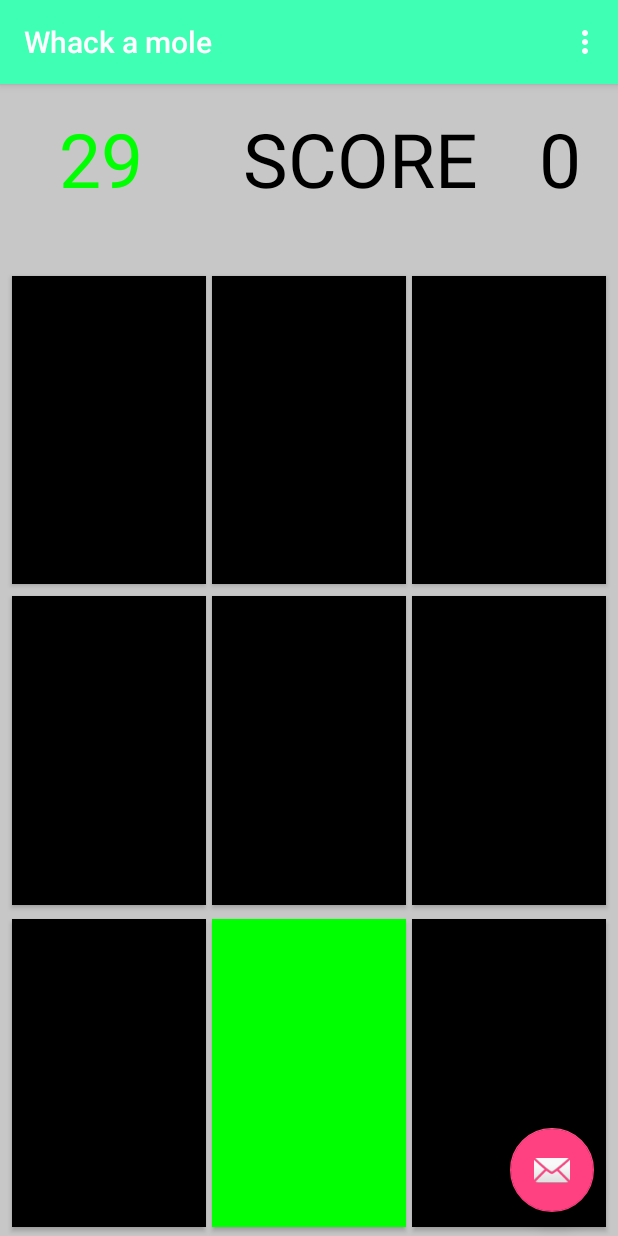
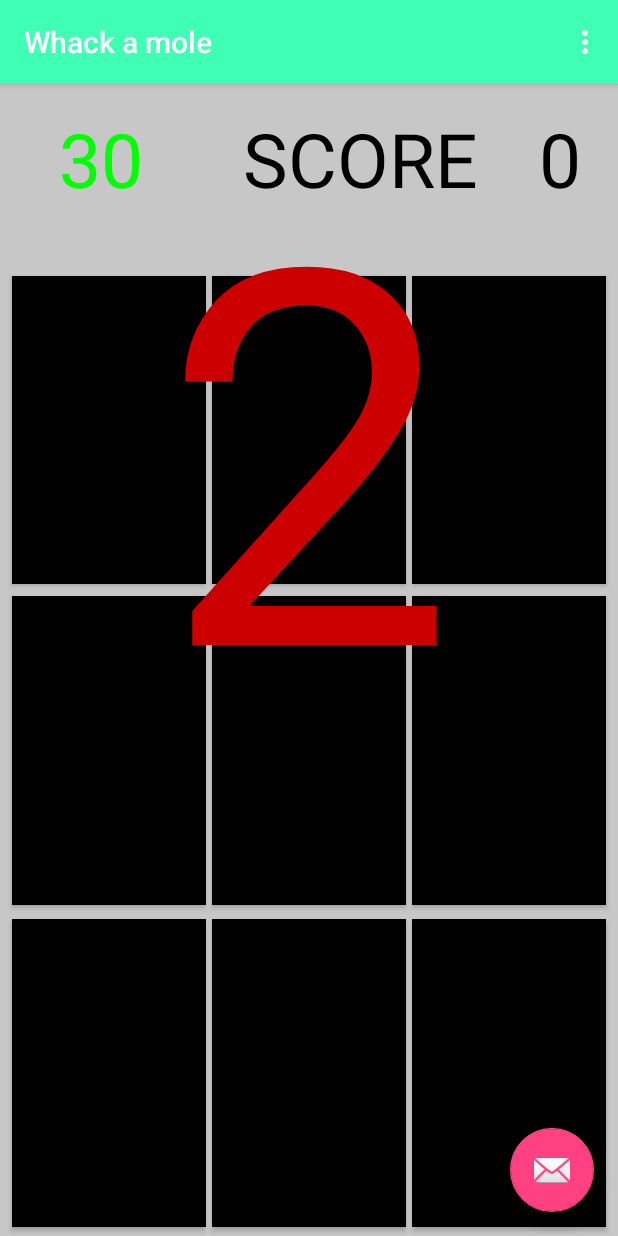
Before and after one commit to FredPower/Whack_a_mole, an Android app: the first screen one second after launch (MainActivity), on a phone screen of 412 x 824 dp. Run offline under Robolectric (Android 15) with nearby library versions, the phone set to English and light mode, and no system bars.

Commit message:
added countdown timer in the begining of a round

```diff
--- a/app/src/main/java/com/fredrikbiten/animationer/BackgroundFragment.java
+++ b/app/src/main/java/com/fredrikbiten/animationer/BackgroundFragment.java
@@ -23,17 +23,27 @@ public class BackgroundFragment extends Fragment {
     private static final long gameLength = 30000;
     private static final long countDownInterval = 1000;
 
+
     private static Intent intent;
 
     @Override
     public View onCreateView(LayoutInflater inflater, @Nullable ViewGroup container, Bundle savedInstanceState) {
 
         View view = inflater.inflate(R.layout.background_fragment,container,false);
+
         scoreNumber = (TextView) view.findViewById(R.id.score_number);
         displayTimer = (TextView) view.findViewById(R.id.displayTimer);
         buttonsFragment = (ButtonsFragment) getFragmentManager().findFragmentById(R.id.fragment7);
         intent = new Intent(view.getContext(), MainActivity.class);
 
+        //startGameTimer();
+
+
+
+        return view;
+    }
+
+    public void startGameTimer() {
         //Timer to display timeleft on gamescreen
         new CountDownTimer(gameLength, countDownInterval) {
 
@@ -47,7 +57,6 @@ public class BackgroundFragment extends Fragment {
             }
 
             public void onFinish() {
-
                 AlertDialog.Builder ab = new AlertDialog.Builder(getActivity());
                 ab.setCancelable(false);
                 ab.setTitle("Game Over");
@@ -69,8 +78,6 @@ public class BackgroundFragment extends Fragment {
             }
 
         }.start();
-
-        return view;
     }
     public void updateScore(int score){
         scoreNumber.setText(Integer.toString(score));
@@ -86,4 +93,6 @@ public class BackgroundFragment extends Fragment {
     private int getDisplayScore() {
         return displayScore;
     }
+
+
 }
--- a/app/src/main/java/com/fredrikbiten/animationer/ButtonsFragment.java
+++ b/app/src/main/java/com/fredrikbiten/animationer/ButtonsFragment.java
@@ -17,6 +17,7 @@ public class ButtonsFragment extends Fragment {
     private int currentNumber;
     private int score;
     private BackgroundFragment backgroundFragment;
+
    // private TextView scoreNumber;
 
 
@@ -37,8 +38,10 @@ public class ButtonsFragment extends Fragment {
         setCurrentNumber(0);
         setScore(0);
         backgroundFragment.updateScore(getScore());
-        buttonClicks();
-        setButtonColor(getRandomNr(),getCurrentNumber());
+
+        //buttonClicks();
+        //setButtonColor(getRandomNr(), getCurrentNumber());
+
 
         return view;
     }
@@ -111,7 +114,7 @@ public class ButtonsFragment extends Fragment {
     }
 
 
-    private void buttonClicks() {
+    public void buttonClicks() {
         button1.setOnClickListener(new Button.OnClickListener() {
             @Override
             public void onClick(View v) {
@@ -270,7 +273,7 @@ public class ButtonsFragment extends Fragment {
     }
 
 
-    private int getRandomNr() {
+    public int getRandomNr() {
         Random random = new Random();
         int n = random.nextInt(9) + 1;
         if(n==getCurrentNumber()){
@@ -294,4 +297,6 @@ public class ButtonsFragment extends Fragment {
     public void setScore(int score) {
         this.score = score;
     }
+
+
 }
--- /dev/null
+++ b/app/src/main/java/com/fredrikbiten/animationer/CountdownFragment.java
@@ -0,0 +1,52 @@
+package com.fredrikbiten.animationer;
+
+import android.app.AlertDialog;
+import android.app.Fragment;
+import android.content.DialogInterface;
+import android.graphics.Color;
+import android.os.Bundle;
+import android.os.CountDownTimer;
+import android.support.annotation.Nullable;
+import android.view.LayoutInflater;
+import android.view.View;
+import android.view.ViewGroup;
+import android.widget.TextView;
+
+public class CountdownFragment extends Fragment {
+    private static long timerLength = 3000;
+    private static long timerInterval = 1000;
+    private TextView countdownTimer;
+    ButtonsFragment buttonsFragment;
+    BackgroundFragment backgroundFragment;
+
+    public View onCreateView(LayoutInflater inflater, @Nullable ViewGroup container, Bundle savedInstanceState) {
+        View view = inflater.inflate(R.layout.countdown_fragment, container, false);
+        buttonsFragment = (ButtonsFragment) getFragmentManager().findFragmentById(R.id.fragment7);
+        backgroundFragment = (BackgroundFragment) getFragmentManager().findFragmentById(R.id.fragment8);
+        countdownTimer = (TextView) view.findViewById(R.id.countdown_timer);
+        countdownTimer();
+        return view;
+    }
+
+    private void countdownTimer() {
+        new CountDownTimer(timerLength, timerInterval) {
+
+            public void onTick(long millisUntilFinished) {
+                //Check how long we got left and change color on text
+                if ((millisUntilFinished / 1000) < 2 && (millisUntilFinished / 1000) > 0)
+                    countdownTimer.setTextColor(Color.YELLOW);
+                if ((millisUntilFinished / 1000) <= 0)
+                    countdownTimer.setTextColor(Color.GREEN);
+                countdownTimer.setText(Long.toString(millisUntilFinished / 1000));
+            }
+
+            public void onFinish() {
+                countdownTimer.setVisibility(View.GONE);
+                buttonsFragment.setButtonColor(buttonsFragment.getRandomNr(), buttonsFragment.getCurrentNumber());
+                buttonsFragment.buttonClicks();
+                backgroundFragment.startGameTimer();
+            }
+
+        }.start();
+    }
+}
--- a/app/src/main/res/layout/content_main.xml
+++ b/app/src/main/res/layout/content_main.xml
@@ -33,4 +33,14 @@
         app:layout_constraintTop_toTopOf="parent"
         tools:layout="@layout/buttons_fragment" />
 
+    <fragment
+        android:id="@+id/fragment9"
+        android:name="com.fredrikbiten.animationer.CountdownFragment"
+        android:layout_width="wrap_content"
+        android:layout_height="wrap_content"
+        app:layout_constraintEnd_toEndOf="parent"
+        app:layout_constraintStart_toStartOf="parent"
+        app:layout_constraintTop_toTopOf="@+id/fragment8"
+        tools:layout="@layout/countdown_fragment" />
+
 </android.support.constraint.ConstraintLayout>
--- /dev/null
+++ b/app/src/main/res/layout/countdown_fragment.xml
@@ -0,0 +1,20 @@
+<?xml version="1.0" encoding="utf-8"?>
+<android.support.constraint.ConstraintLayout xmlns:android="http://schemas.android.com/apk/res/android"
+    xmlns:app="http://schemas.android.com/apk/res-auto"
+    xmlns:tools="http://schemas.android.com/tools"
+    android:layout_width="match_parent"
+    android:layout_height="match_parent">
+
+    <TextView
+        android:id="@+id/countdown_timer"
+        android:layout_width="wrap_content"
+        android:layout_height="wrap_content"
+        android:layout_marginTop="4dp"
+        android:text="3"
+        android:textColor="@android:color/holo_red_dark"
+        android:textSize="350sp"
+        app:layout_constraintEnd_toEndOf="parent"
+        app:layout_constraintHorizontal_bias="0.502"
+        app:layout_constraintStart_toStartOf="parent"
+        app:layout_constraintTop_toTopOf="parent" />
+</android.support.constraint.ConstraintLayout>
```
